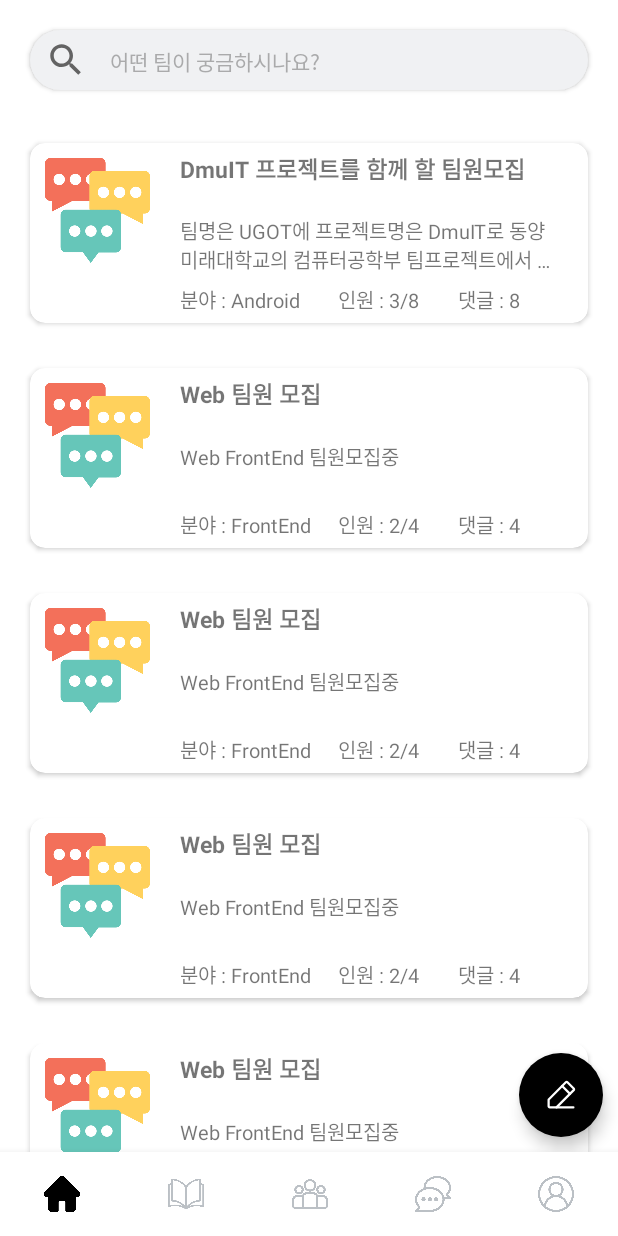
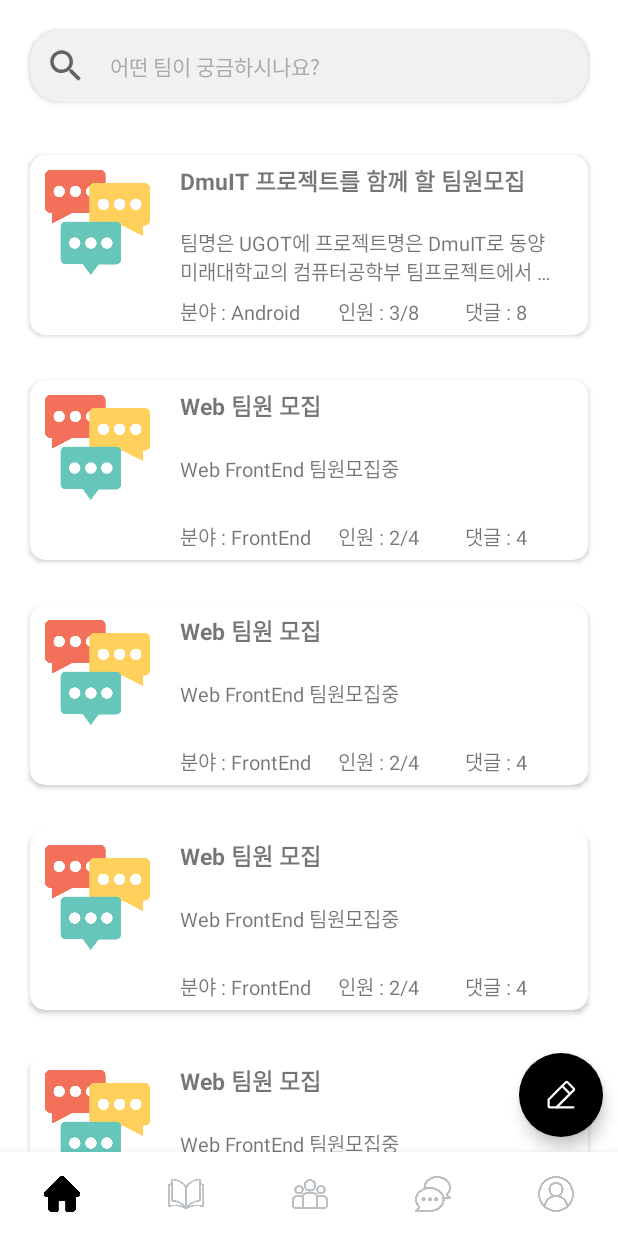
Before and after one commit to DMU-UGOT/ugot-android, an Android app: the TeamFragment screen opened directly, with no data from a screen before it, on a phone screen of 412 x 824 dp. Run offline under Robolectric (Android 15) with nearby library versions, the phone set to English and light mode, and no system bars; our stand-ins replace data binding, navigation-ui.

Commit message:
팀빌딩 코드수정

```diff
--- a/app/src/main/res/layout/fragment_team.xml
+++ b/app/src/main/res/layout/fragment_team.xml
@@ -18,7 +18,7 @@
         <android.widget.Button
             android:id="@+id/bt_go_detail_search"
             android:layout_width="0dp"
-            android:layout_height="40dp"
+            android:layout_height="wrap_content"
             android:layout_margin="20dp"
             android:background="@drawable/team_search_drawable"
             android:drawableLeft="@drawable/ic_team_search"
--- a/app/src/main/res/layout/item_team_list.xml
+++ b/app/src/main/res/layout/item_team_list.xml
@@ -104,12 +104,12 @@
                     android:id="@+id/tv_reply"
                     android:layout_width="wrap_content"
                     android:layout_height="wrap_content"
-                    android:layout_marginEnd="45dp"
+                    android:layout_marginStart="190dp"
                     android:layout_marginBottom="5dp"
                     android:text="@{teamItem.reply}"
                     android:textSize="13dp"
                     app:layout_constraintBottom_toBottomOf="parent"
-                    app:layout_constraintEnd_toEndOf="parent"
+                    app:layout_constraintStart_toStartOf="@+id/tv_title"
                     tools:text="댓글 : 8" />
             </androidx.constraintlayout.widget.ConstraintLayout>
         </androidx.cardview.widget.CardView>
```
Also changed, not shown: app/src/main/res/layout/activity_team_search_detail.xml (+3 -4 lines).
